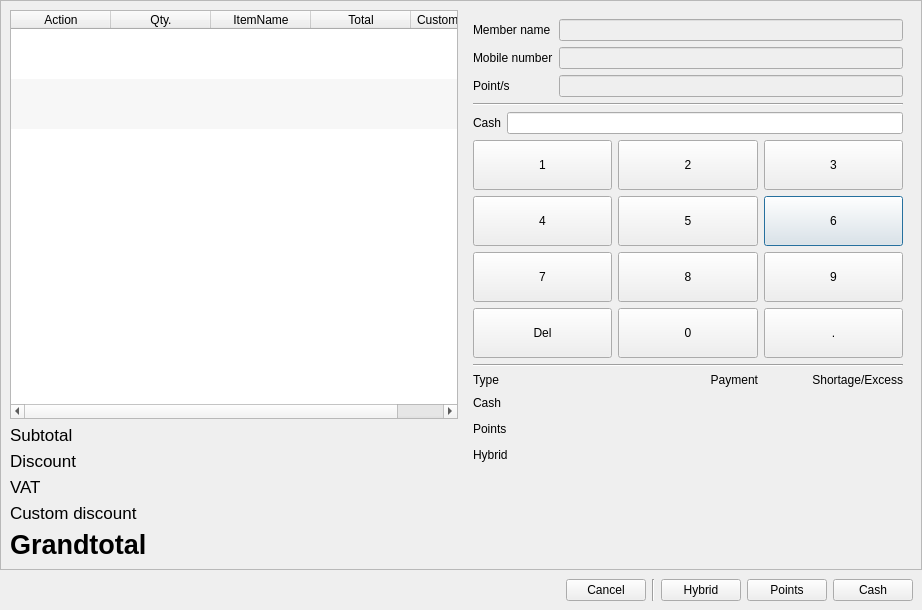
Qt form app/views/templates/generated/InOrder.ui (rondalefloyd/mts-pos) before a commit.
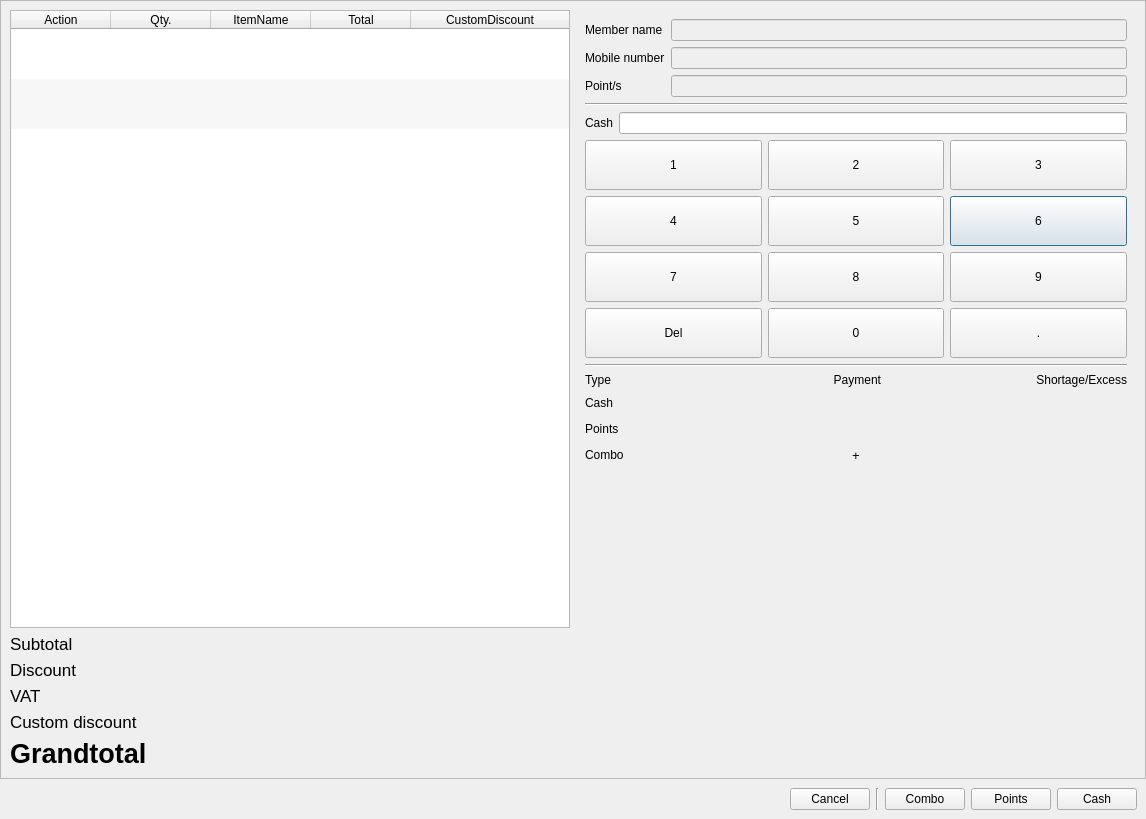
The same form after that commit.

```diff
--- a/app/views/templates/generated/InOrder.ui
+++ b/app/views/templates/generated/InOrder.ui
@@ -6,8 +6,8 @@
    <rect>
     <x>0</x>
     <y>0</y>
-    <width>922</width>
-    <height>610</height>
+    <width>1146</width>
+    <height>819</height>
    </rect>
   </property>
   <property name="windowTitle">
@@ -37,8 +37,8 @@
      <property name="frameShadow">
       <enum>QFrame::Raised</enum>
      </property>
-     <layout class="QHBoxLayout" name="horizontalLayout">
-      <item>
+     <layout class="QGridLayout" name="gridLayout_3">
+      <item row="0" column="0">
        <layout class="QVBoxLayout" name="verticalLayout">
         <item>
          <widget class="QTableWidget" name="tableWidgetOrderItem">
@@ -282,7 +282,7 @@
         </item>
        </layout>
       </item>
-      <item>
+      <item row="0" column="1">
        <widget class="QFrame" name="frameRegister">
         <layout class="QVBoxLayout" name="verticalLayout_4">
          <item>
@@ -618,7 +618,7 @@
              <item row="3" column="0">
               <widget class="QLabel" name="label_14">
                <property name="text">
-                <string>Hybrid</string>
+                <string>Combo</string>
                </property>
               </widget>
              </item>
@@ -661,21 +661,6 @@
                </property>
               </widget>
              </item>
-             <item row="3" column="1">
-              <widget class="QLabel" name="labelHybridPayment">
-               <property name="font">
-                <font>
-                 <pointsize>13</pointsize>
-                </font>
-               </property>
-               <property name="text">
-                <string>&lt;HybridPayment&gt;</string>
-               </property>
-               <property name="alignment">
-                <set>Qt::AlignRight|Qt::AlignTrailing|Qt::AlignVCenter</set>
-               </property>
-              </widget>
-             </item>
              <item row="0" column="2">
               <widget class="QLabel" name="label_17">
                <property name="text">
@@ -721,7 +706,7 @@
                 </font>
                </property>
                <property name="text">
-                <string>&lt;HybridShortageExcess&gt;</string>
+                <string>&lt;ComboShortageExcess&gt;</string>
                </property>
                <property name="alignment">
                 <set>Qt::AlignRight|Qt::AlignTrailing|Qt::AlignVCenter</set>
@@ -759,6 +744,70 @@
                </property>
               </widget>
              </item>
+             <item row="3" column="1">
+              <layout class="QHBoxLayout" name="horizontalLayout">
+               <item>
+                <widget class="QLabel" name="labelComboCashPayment">
+                 <property name="sizePolicy">
+                  <sizepolicy hsizetype="Fixed" vsizetype="Preferred">
+                   <horstretch>0</horstretch>
+                   <verstretch>0</verstretch>
+                  </sizepolicy>
+                 </property>
+                 <property name="font">
+                  <font>
+                   <pointsize>10</pointsize>
+                  </font>
+                 </property>
+                 <property name="text">
+                  <string>&lt;ComboCashPayment&gt;</string>
+                 </property>
+                 <property name="alignment">
+                  <set>Qt::AlignRight|Qt::AlignTrailing|Qt::AlignVCenter</set>
+                 </property>
+                </widget>
+               </item>
+               <item>
+                <widget class="QLabel" name="labelPlusSymbol">
+                 <property name="sizePolicy">
+                  <sizepolicy hsizetype="Fixed" vsizetype="Preferred">
+                   <horstretch>0</horstretch>
+                   <verstretch>0</verstretch>
+                  </sizepolicy>
+                 </property>
+                 <property name="font">
+                  <font>
+                   <pointsize>10</pointsize>
+                  </font>
+                 </property>
+                 <property name="text">
+                  <string>+</string>
+                 </property>
+                </widget>
+               </item>
+               <item>
+                <widget class="QLabel" name="labelComboPointsPayment">
+                 <property name="sizePolicy">
+                  <sizepolicy hsizetype="Fixed" vsizetype="Preferred">
+                   <horstretch>0</horstretch>
+                   <verstretch>0</verstretch>
+                  </sizepolicy>
+                 </property>
+                 <property name="font">
+                  <font>
+                   <pointsize>10</pointsize>
+                  </font>
+                 </property>
+                 <property name="text">
+                  <string>&lt;ComboPointsPayment&gt;</string>
+                 </property>
+                 <property name="alignment">
+                  <set>Qt::AlignRight|Qt::AlignTrailing|Qt::AlignVCenter</set>
+                 </property>
+                </widget>
+               </item>
+              </layout>
+             </item>
             </layout>
            </item>
            <item>
@@ -815,7 +864,7 @@
       <item>
        <widget class="QPushButton" name="pushButtonPayHybrid">
         <property name="text">
-         <string>Hybrid</string>
+         <string>Combo</string>
         </property>
        </widget>
       </item>
```
Left out of the diff: 8 changed lines with no effect on the pictures.
